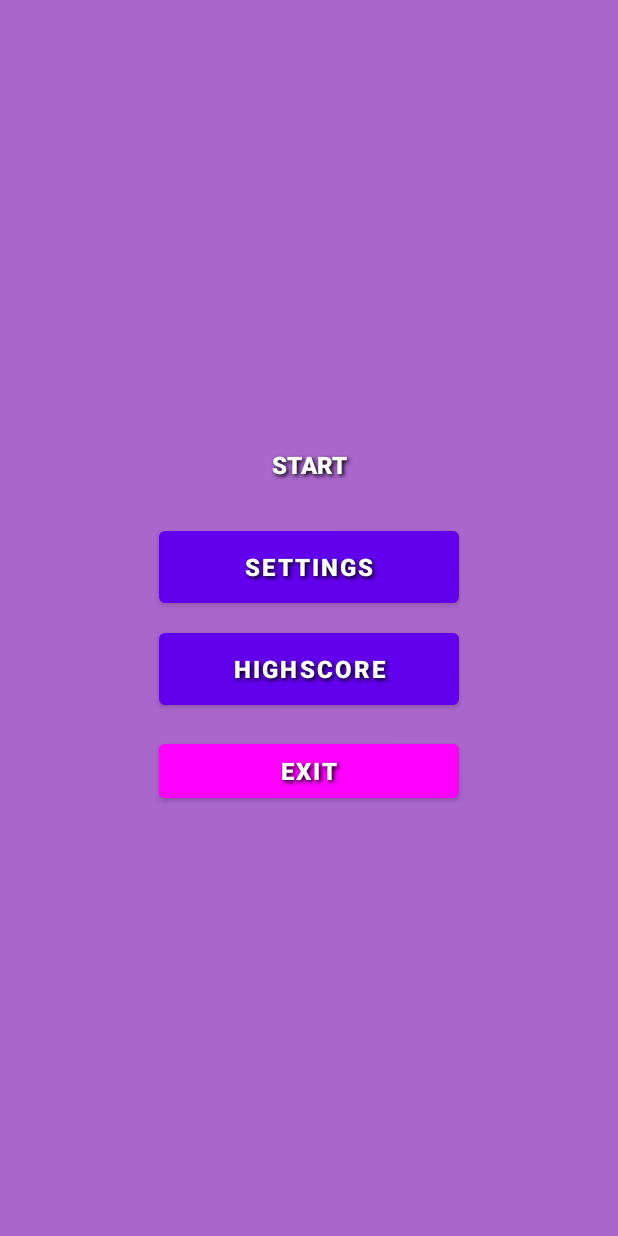
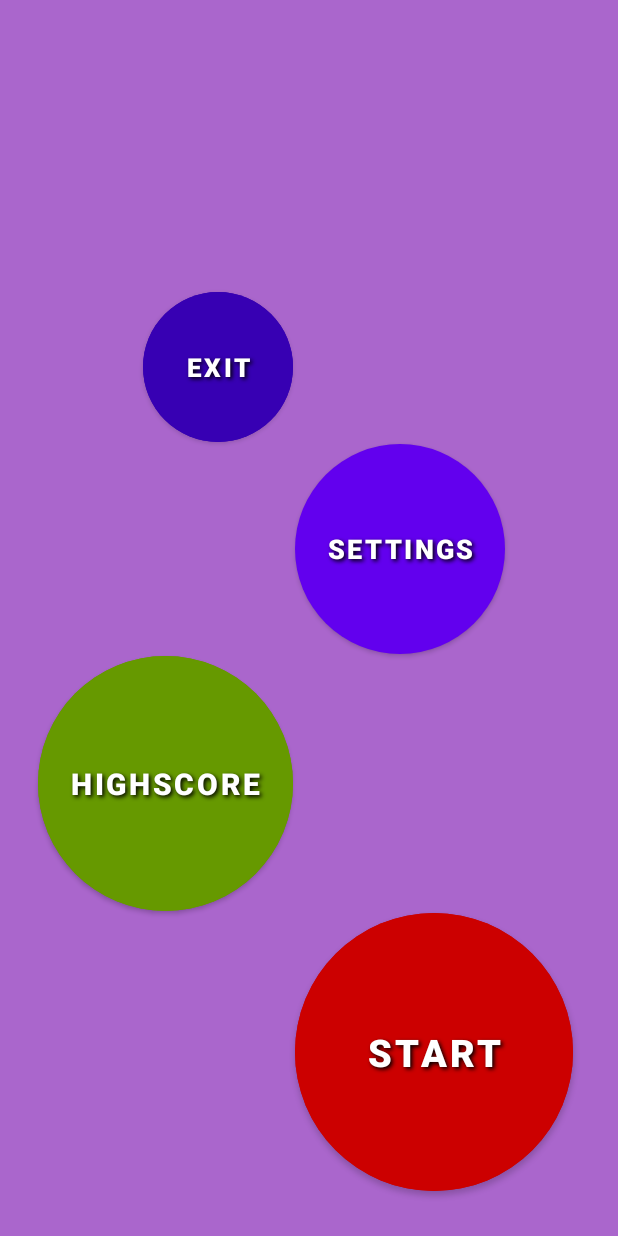
Before and after one commit to Serg8787/GameMemoryM, an Android app: the screen it shows after launch (StartActivity), on a phone screen of 412 x 824 dp. Run offline under Robolectric (Android 15) with nearby library versions, the phone set to English and light mode, and no system bars.

Commit message:
add main design

```diff
--- a/app/src/main/res/layout/activity_start.xml
+++ b/app/src/main/res/layout/activity_start.xml
@@ -1,5 +1,5 @@
 <?xml version="1.0" encoding="utf-8"?>
-<LinearLayout xmlns:android="http://schemas.android.com/apk/res/android"
+<androidx.constraintlayout.widget.ConstraintLayout xmlns:android="http://schemas.android.com/apk/res/android"
     xmlns:app="http://schemas.android.com/apk/res-auto"
     android:orientation="vertical"
     android:layout_width="fill_parent"
@@ -7,48 +7,67 @@
     android:background="@android:color/holo_purple"
     android:gravity="center_vertical|center_horizontal">
 
-    <androidx.appcompat.widget.AppCompatButton
+    <com.google.android.material.button.MaterialButton
         android:id="@+id/butStart"
-        android:layout_height="wrap_content"
-        android:layout_width="wrap_content"
-        android:background="@drawable/roundedbutton"
-        android:backgroundTint="@color/black"
         style="@style/ButtonText"
+        android:layout_width="185dp"
+        android:layout_height="185dp"
+        android:backgroundTint="@android:color/holo_red_dark"
+        android:insetLeft="0dp"
+        android:textSize="25sp"
+        android:insetTop="0dp"
+        android:insetRight="0dp"
+        android:insetBottom="0dp"
         android:text="@string/start"
-        android:layout_margin="10dp"
-        android:width="200dp"
-        />
+        app:cornerRadius="100dp"
+        android:layout_margin="30dp"
+        app:layout_constraintBottom_toBottomOf="parent"
+        app:layout_constraintEnd_toEndOf="parent" />
 
-    <Button
+    <com.google.android.material.button.MaterialButton
         android:id="@+id/butSettings"
-        android:layout_height="wrap_content"
-        android:layout_width="wrap_content"
-        android:background="@drawable/style"
         style="@style/ButtonText"
+        android:layout_width="140dp"
+        android:layout_height="140dp"
+        android:textSize="18sp"
+        android:insetLeft="0dp"
+        android:insetTop="0dp"
+        android:insetRight="0dp"
+        android:insetBottom="0dp"
         android:text="@string/settings"
-        android:width="200dp"
-        android:layout_margin="10dp"
-        />
+        app:cornerRadius="100dp"
+        app:layout_constraintBottom_toTopOf="@+id/butScore"
+        app:layout_constraintStart_toEndOf="@+id/butScore" />
 
     <Button
         android:id="@+id/butScore"
-        android:layout_height="wrap_content"
-        android:layout_width="wrap_content"
-        android:background="@drawable/style"
         style="@style/ButtonText"
+        android:backgroundTint="@android:color/holo_green_dark"
+        android:layout_width="170dp"
+        android:layout_height="170dp"
+        android:insetLeft="0dp"
+        android:textSize="20sp"
+        android:insetTop="0dp"
+        android:insetRight="0dp"
+        android:insetBottom="0dp"
         android:text="@string/highscore"
-        android:width="200dp"
-        android:layout_margin="10dp"
-        />
+        app:cornerRadius="100dp"
+        app:layout_constraintBottom_toTopOf="@+id/butStart"
+        app:layout_constraintEnd_toStartOf="@+id/butStart" />
 
     <Button
         android:id="@+id/butExit"
-        android:layout_height="wrap_content"
-        android:layout_width="wrap_content"
-        android:backgroundTint = "@drawable/back"
         style="@style/ButtonText"
+        android:layout_width="100dp"
+        android:layout_height="100dp"
+        android:backgroundTint="@color/purple_700"
+        android:insetLeft="0dp"
+        android:textSize="17sp"
+        android:insetTop="0dp"
+        android:insetRight="0dp"
+        android:insetBottom="0dp"
         android:text="@string/exit"
-        android:width="200dp"
-        android:layout_margin="10dp"
-        />
-</LinearLayout>
+        app:cornerRadius="60dp"
+        app:layout_constraintBottom_toTopOf="@+id/butSettings"
+        app:layout_constraintEnd_toStartOf="@+id/butSettings" />
+</androidx.constraintlayout.widget.ConstraintLayout>
```
